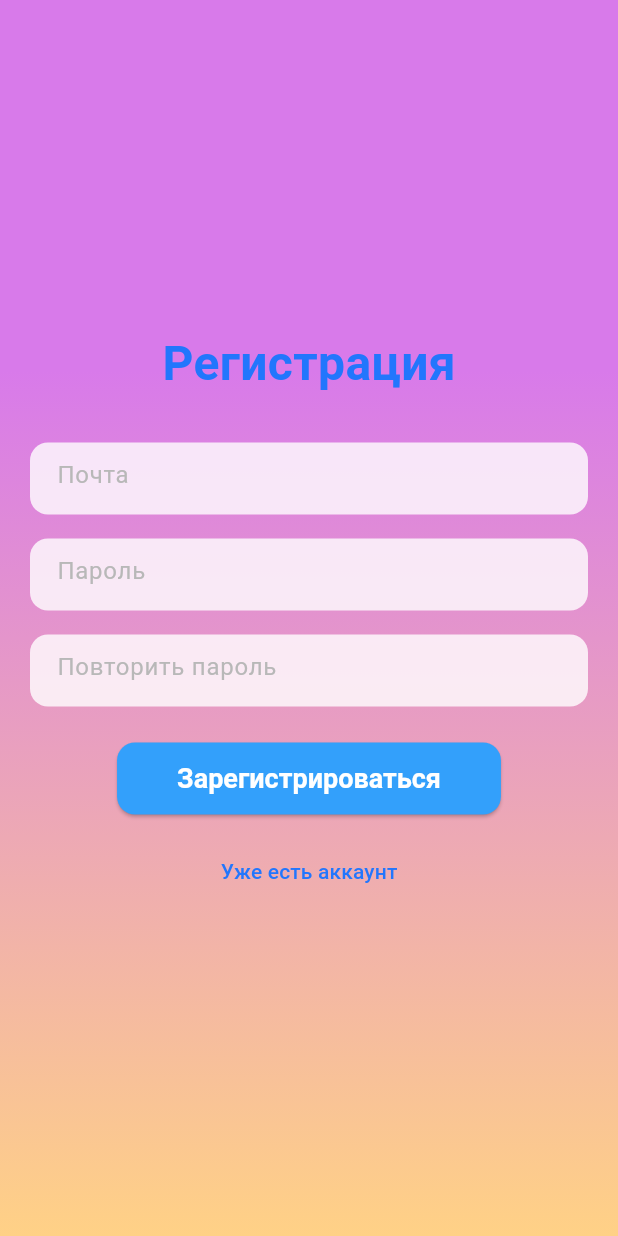
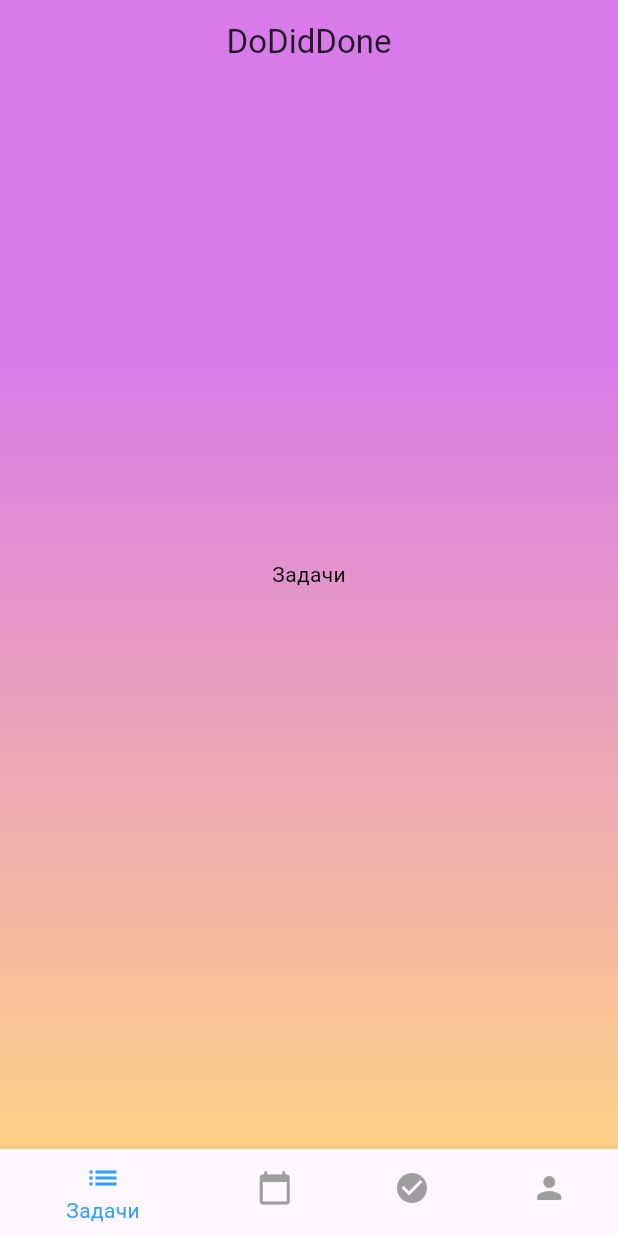
Before and after one commit to Gulya7887/dodiddone_3, a Flutter app: the screen it shows after launch, after a tap on "У меня еще нет аккаунта...", on a phone screen of 412 x 824 dp. Run offline on Flutter 3.47's test engine with Material 3 defaults, Android fonts, the phone set to English and light mode, and no system bars.

Commit message:
main page

```diff
--- a/lib/pages/login_page.dart
+++ b/lib/pages/login_page.dart
@@ -1,4 +1,6 @@
 import 'package:flutter/material.dart';
+
+import 'main_page.dart';
 
 class LoginPage extends StatefulWidget {
   const LoginPage({super.key});
@@ -129,7 +131,10 @@
 
                   // Switch to Signup/Login
                   TextButton(
-                    onPressed: () {
+                    onPressed: () {Navigator.pushReplacement(
+                      context,
+                      MaterialPageRoute(builder: (context) => const MainPage()),
+                    );
                       setState(() { // Use setState from StatefulBuilder
                         _isSignIn = !_isSignIn;
                       });
--- /dev/null
+++ b/lib/pages/main_page.dart
@@ -0,0 +1,79 @@
+import 'package:flutter/material.dart';
+
+class MainPage extends StatefulWidget {
+  const MainPage({Key? key}) : super(key: key);
+
+  @override
+  State<MainPage> createState() => _MainPageState();
+}
+
+class _MainPageState extends State<MainPage> {
+  int _selectedIndex = 0;
+
+  static const List<Widget> _widgetOptions = <Widget>[
+    Text('Задачи'),
+    Text('Сегодня'),
+    Text('Профиль'),
+    Text('Выполнено'),
+  ];
+
+  void _onItemTapped(int index) {
+    setState(() {
+      _selectedIndex = index;
+    });
+  }
+
+  @override
+  Widget build(BuildContext context) {
+    return Scaffold(
+      extendBodyBehindAppBar: true, // Make body behind AppBar
+      appBar: AppBar(
+        backgroundColor: Colors.transparent, // Make AppBar transparent
+        elevation: 0, // Remove shadow
+        title: const Text('DoDidDone'),
+        centerTitle: true,
+      ),
+      body: Container( // Wrap the body with a Container
+        decoration: BoxDecoration(
+          gradient: LinearGradient(
+            begin: Alignment.topCenter,
+            end: Alignment.bottomCenter,
+            colors: [
+              Theme.of(context).primaryColor, // Use primary color
+              Theme.of(context).hintColor, // Use hint color
+            ],
+            stops: const [0.3, 1.0], // Primary color takes 70% of space
+          ),
+        ),
+        child: Center(
+          child: _widgetOptions.elementAt(_selectedIndex),
+        ),
+      ),
+      bottomNavigationBar: BottomNavigationBar(
+        items: const <BottomNavigationBarItem>[
+          BottomNavigationBarItem(
+            icon: Icon(Icons.list),
+            label: 'Задачи',
+          ),
+          BottomNavigationBarItem(
+            icon: Icon(Icons.calendar_today),
+            label: 'Сегодня',
+            ),
+          BottomNavigationBarItem(
+            icon: Icon(Icons.check_circle),
+            label: 'Выполнено',
+          ),
+          BottomNavigationBarItem(
+            icon: Icon(Icons.person),
+            label: 'Профиль',
+          ),
+        ],
+        currentIndex: _selectedIndex,
+        onTap: _onItemTapped,
+        backgroundColor: Colors.white, // Set background color
+        selectedItemColor: const Color(0xFF33A0FB), // Set selected item color
+        unselectedItemColor: Colors.grey, // Set unselected item color
+      ),
+    );
+  }
+}
```
